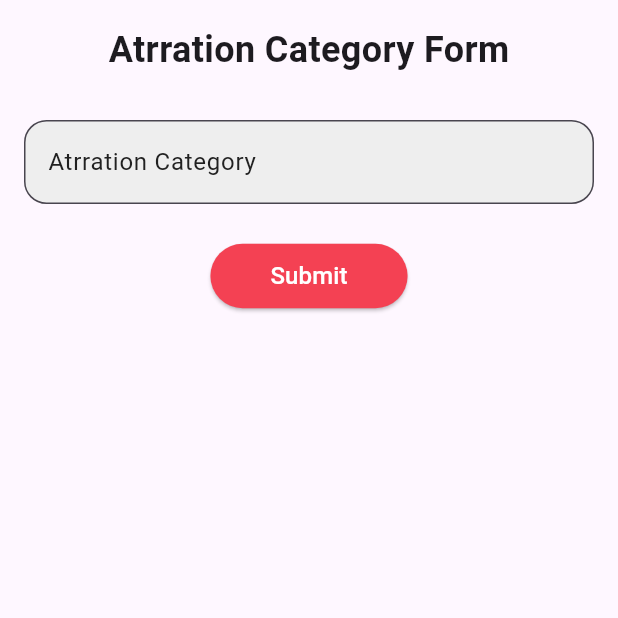
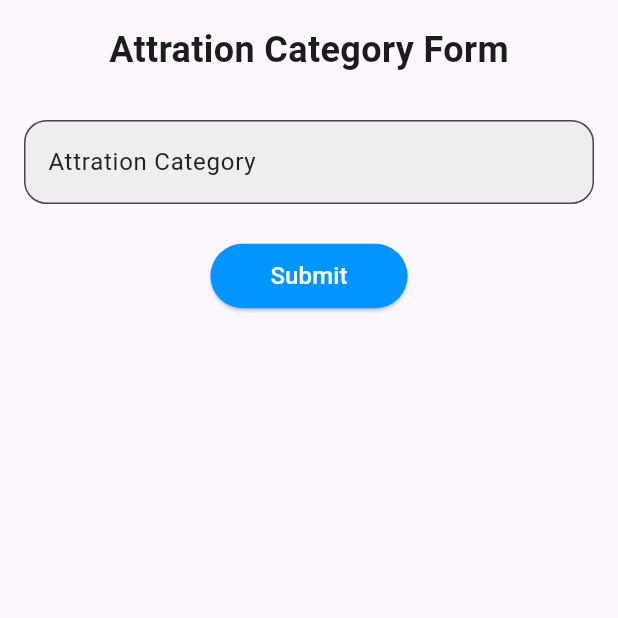
Before and after one commit to asimmughal876/CitiGuide-App, a Flutter app: the ACategoryForm screen opened directly, on a phone screen of 412 x 824 dp, the top half of it. Run offline on Flutter 3.47's test engine with Material 3 defaults, Android fonts, the phone set to English and light mode, and no system bars; our stand-ins replace firebase_auth, firebase_core, firebase_database, google_fonts, google_maps_flutter, google_sign_in and 2 more; missing offline and left inert: cloudinary_public; accounts and stored records are empty.

```diff
--- a/lib/a_category_form.dart
+++ b/lib/a_category_form.dart
@@ -5,24 +5,24 @@ class ACategoryForm extends StatefulWidget {
   const ACategoryForm({super.key});
 
   @override
-  State<ACategoryForm> createState() => _CitiesFormState();
+  State<ACategoryForm> createState() => _ACategoryFormState();
 }
 
-class _CitiesFormState extends State<ACategoryForm> {
-  final attraction_name = TextEditingController();
+class _ACategoryFormState extends State<ACategoryForm> {
+  final c_name = TextEditingController();
   final DatabaseReference _databaseReference =
       FirebaseDatabase.instance.ref().child('attraction_category');
   Future<void> add(BuildContext context) async {
-    if(attraction_name.text.isEmpty){
+    if(c_name.text.isEmpty){
       ScaffoldMessenger.of(context).showSnackBar(
       const  SnackBar(content: Text("Please fill the Text Field"))
       );
     }
     try{
       await _databaseReference.push().set({
-        'a_category' : attraction_name.text
+        'a_category' : c_name.text
       });
-      attraction_name.clear();
+      c_name.clear();
         ScaffoldMessenger.of(context).showSnackBar(
         const SnackBar(content: Text("Atrraction Category Added Successfully"))
       );
@@ -42,17 +42,17 @@ class _CitiesFormState extends State<ACategoryForm> {
           child: Column(
             children: [
               const Text(
-                "Atrration Category Form",
+                "Attration Category Form",
                 style: TextStyle(fontSize: 24, fontWeight: FontWeight.bold),
               ),
               const SizedBox(height: 30),
               TextField(
-                controller: attraction_name,
+                controller: c_name,
                 cursorColor:
-                    const Color.fromRGBO(244, 65, 83, 1),
+                    const Color.fromARGB(255, 0, 149, 255),
                 decoration: InputDecoration(
-                    labelText: "Atrration Category",
-                    hintText: "Enter atrration category",
+                    labelText: "Attration Category",
+                    hintText: "Enter attration category",
                     border: OutlineInputBorder(
                       borderRadius: BorderRadius.circular(15),
                     ),
@@ -73,7 +73,7 @@ class _CitiesFormState extends State<ACategoryForm> {
                   add(context);
                 },
                 style: ElevatedButton.styleFrom(
-                  backgroundColor: const Color.fromRGBO(244, 65, 83, 1),
+                  backgroundColor: const  Color.fromARGB(255, 0, 149, 255),
                   shape: const RoundedRectangleBorder(
                     borderRadius: BorderRadius.all(Radius.circular(30)),
                   ),
```
Also changed, not shown: lib/admin_attraction_form.dart (+50 -2 lines), 1 other file.
